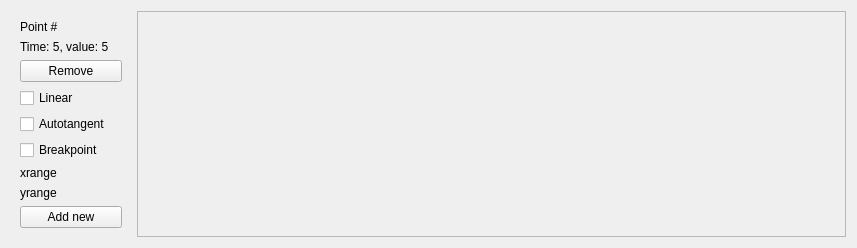
Old version of the form zengarden/source/forms/splineeditor.ui in the repository aedm/zengine.
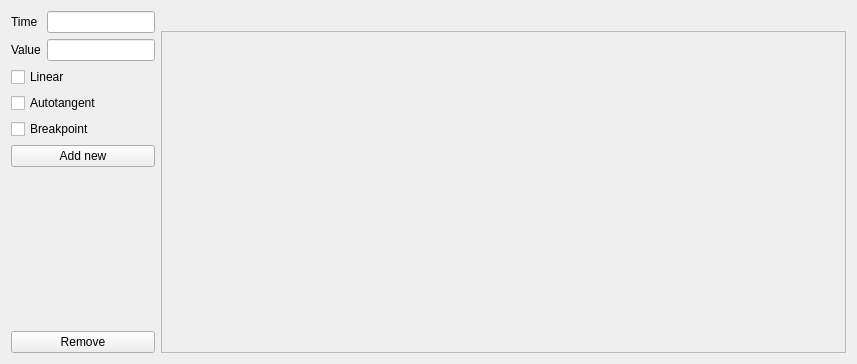
New version of the form.

Commit message: Updated spline editor and default drawablewatcher.

What changed in the file:
```diff
--- a/zengarden/source/forms/splineeditor.ui
+++ b/zengarden/source/forms/splineeditor.ui
@@ -7,7 +7,7 @@
     <x>0</x>
     <y>0</y>
     <width>857</width>
-    <height>244</height>
+    <height>364</height>
    </rect>
   </property>
   <property name="windowTitle">
@@ -16,6 +16,12 @@
   <layout class="QHBoxLayout" name="horizontalLayout">
    <item>
     <widget class="QWidget" name="widget" native="true">
+     <property name="sizePolicy">
+      <sizepolicy hsizetype="Fixed" vsizetype="Preferred">
+       <horstretch>0</horstretch>
+       <verstretch>0</verstretch>
+      </sizepolicy>
+     </property>
      <property name="minimumSize">
       <size>
        <width>120</width>
@@ -23,26 +29,57 @@
       </size>
      </property>
      <layout class="QVBoxLayout" name="verticalLayout">
+      <property name="leftMargin">
+       <number>0</number>
+      </property>
+      <property name="topMargin">
+       <number>0</number>
+      </property>
+      <property name="rightMargin">
+       <number>0</number>
+      </property>
+      <property name="bottomMargin">
+       <number>0</number>
+      </property>
       <item>
-       <widget class="QLabel" name="pointIndexLabel">
-        <property name="text">
-         <string>Point #</string>
+       <layout class="QFormLayout" name="formLayout">
+        <property name="sizeConstraint">
+         <enum>QLayout::SetDefaultConstraint</enum>
         </property>
-       </widget>
-      </item>
-      <item>
-       <widget class="QLabel" name="pointTimeValueLabel">
-        <property name="text">
-         <string>Time: 5, value: 5</string>
+        <property name="fieldGrowthPolicy">
+         <enum>QFormLayout::FieldsStayAtSizeHint</enum>
         </property>
-       </widget>
-      </item>
-      <item>
-       <widget class="QPushButton" name="removePointButton">
-        <property name="text">
-         <string>Remove</string>
+        <property name="verticalSpacing">
+         <number>6</number>
         </property>
-       </widget>
+        <item row="1" column="0">
+         <widget class="QLabel" name="timeLabel">
+          <property name="text">
+           <string>Time</string>
+          </property>
+         </widget>
+        </item>
+        <item row="1" column="1">
+         <widget class="QLineEdit" name="timeLineEdit">
+          <property name="sizePolicy">
+           <sizepolicy hsizetype="Preferred" vsizetype="Fixed">
+            <horstretch>0</horstretch>
+            <verstretch>0</verstretch>
+           </sizepolicy>
+          </property>
+         </widget>
+        </item>
+        <item row="2" column="0">
+         <widget class="QLabel" name="label">
+          <property name="text">
+           <string>Value</string>
+          </property>
+         </widget>
+        </item>
+        <item row="2" column="1">
+         <widget class="QLineEdit" name="valueLineEdit"/>
+        </item>
+       </layout>
       </item>
       <item>
        <widget class="QCheckBox" name="linearCheckBox">
@@ -65,20 +102,6 @@
         </property>
        </widget>
       </item>
-      <item>
-       <widget class="QLabel" name="xRangeLabel">
-        <property name="text">
-         <string>xrange</string>
-        </property>
-       </widget>
-      </item>
-      <item>
-       <widget class="QLabel" name="yRangeLabel">
-        <property name="text">
-         <string>yrange</string>
-        </property>
-       </widget>
-      </item>
       <item>
        <widget class="QPushButton" name="addPointButton">
         <property name="text">
@@ -91,31 +114,102 @@
         <property name="orientation">
          <enum>Qt::Vertical</enum>
         </property>
+        <property name="sizeType">
+         <enum>QSizePolicy::Expanding</enum>
+        </property>
         <property name="sizeHint" stdset="0">
          <size>
           <width>20</width>
-          <height>40</height>
+          <height>1000</height>
          </size>
         </property>
        </spacer>
       </item>
+      <item>
+       <widget class="QPushButton" name="removePointButton">
+        <property name="text">
+         <string>Remove</string>
+        </property>
+       </widget>
+      </item>
      </layout>
     </widget>
    </item>
    <item>
-    <widget class="QFrame" name="splineFrame">
-     <property name="sizePolicy">
-      <sizepolicy hsizetype="Expanding" vsizetype="Preferred">
-       <horstretch>0</horstretch>
-       <verstretch>0</verstretch>
-      </sizepolicy>
+    <widget class="QWidget" name="widget_2" native="true">
+     <property name="minimumSize">
+      <size>
+       <width>200</width>
+       <height>0</height>
+      </size>
      </property>
-     <property name="frameShape">
-      <enum>QFrame::StyledPanel</enum>
-     </property>
-     <property name="frameShadow">
-      <enum>QFrame::Raised</enum>
-     </property>
+     <layout class="QVBoxLayout" name="verticalLayout_2">
+      <property name="leftMargin">
+       <number>0</number>
+      </property>
+      <property name="topMargin">
+       <number>0</number>
+      </property>
+      <property name="rightMargin">
+       <number>0</number>
+      </property>
+      <property name="bottomMargin">
+       <number>0</number>
+      </property>
+      <item>
+       <widget class="QFrame" name="frame">
+        <property name="sizePolicy">
+         <sizepolicy hsizetype="Preferred" vsizetype="Minimum">
+          <horstretch>0</horstretch>
+          <verstretch>0</verstretch>
+         </sizepolicy>
+        </property>
+        <property name="frameShape">
+         <enum>QFrame::NoFrame</enum>
+        </property>
+        <property name="frameShadow">
+         <enum>QFrame::Raised</enum>
+        </property>
+        <layout class="QHBoxLayout" name="horizontalLayout_2">
+         <property name="leftMargin">
+          <number>0</number>
+         </property>
+         <property name="topMargin">
+          <number>0</number>
+         </property>
+         <property name="rightMargin">
+          <number>0</number>
+         </property>
+         <property name="bottomMargin">
+          <number>0</number>
+         </property>
+         <item>
+          <widget class="QLabel" name="statusLabel">
+           <property name="text">
+            <string/>
+           </property>
+          </widget>
+         </item>
+        </layout>
+       </widget>
+      </item>
+      <item>
+       <widget class="QFrame" name="splineFrame">
+        <property name="sizePolicy">
+         <sizepolicy hsizetype="Expanding" vsizetype="Expanding">
+          <horstretch>0</horstretch>
+          <verstretch>0</verstretch>
+         </sizepolicy>
+        </property>
+        <property name="frameShape">
+         <enum>QFrame::StyledPanel</enum>
+        </property>
+        <property name="frameShadow">
+         <enum>QFrame::Raised</enum>
+        </property>
+       </widget>
+      </item>
+     </layout>
     </widget>
    </item>
   </layout>
```
The commit also changes 9 other files.
